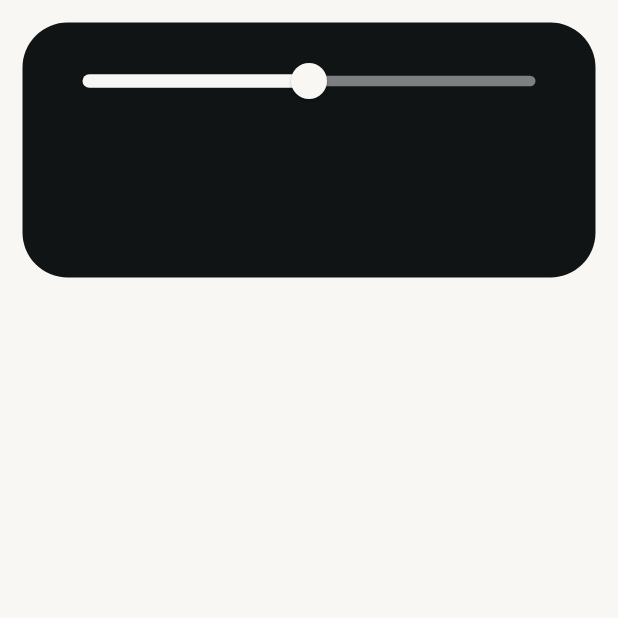
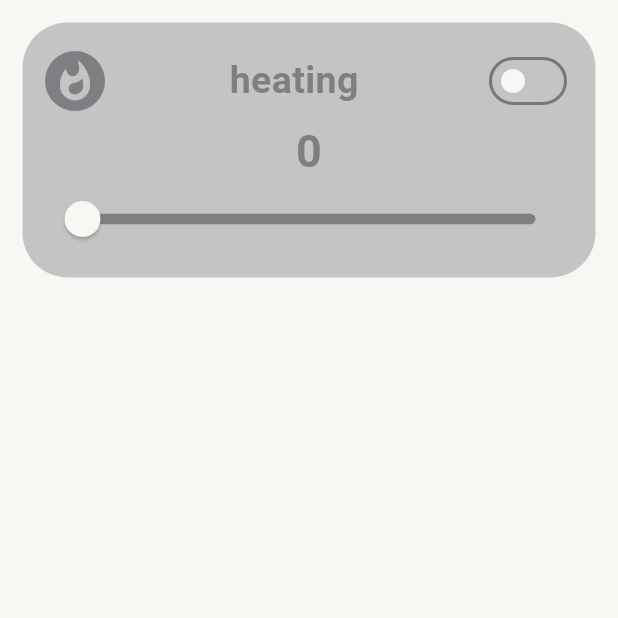
Before and after one commit to muxonn/smarthome-koiot, a Flutter app: the screen it shows after launch, on a phone screen of 412 x 824 dp, the top half of it. Run offline on Flutter 3.47's test engine with Material 3 defaults, Android fonts, the phone set to English and light mode, and no system bars; our stand-ins replace flutter_hooks, flutter_svg.

Commit message:
finished heating widget

```diff
--- a/lib/presentation/widgets/heating_widget.dart
+++ b/lib/presentation/widgets/heating_widget.dart
@@ -1,16 +1,27 @@
+import 'package:flutter/cupertino.dart';
 import 'package:flutter/material.dart';
+import 'package:flutter/widgets.dart';
 import 'package:flutter_hooks/flutter_hooks.dart';
 import 'package:smarthome_koiot/presentation/utils/colors.dart';
 
 class HeatingWidget extends HookWidget {
+  final double sliderMin = 0.0;
+  final double sliderMax = 100.0;
+
   const HeatingWidget({super.key});
 
   @override
   Widget build(BuildContext context) {
+    final state = useState<double>(0);
+    final isOn = useState(false);
 
-    final state = useState<double>(50);
-    void setSlider(double value){
-      state.value = value;
+    void setSlider(double value) {
+      isOn.value ? state.value = value : state.value = 0;
+    }
+
+    void toggleSwitch(bool value) {
+      isOn.value = !isOn.value;
+      state.value = 0;
     }
 
     return Scaffold(
@@ -21,32 +32,79 @@ class HeatingWidget extends HookWidget {
         width: double.infinity,
         decoration: BoxDecoration(
           borderRadius: const BorderRadius.all(Radius.circular(30)),
-          color: SHColors.black,
+          color: isOn.value ? SHColors.black : SHColors.lightGrey,
         ),
         child: Column(
           children: [
+            Row(
+              mainAxisAlignment: MainAxisAlignment.spaceBetween,
+              children: [
+              Container(
+                width: 40.0,
+                height: 40.0,
+                decoration: BoxDecoration(
+                  shape: BoxShape.circle,
+                  color: isOn.value ? SHColors.white : SHColors.darkGrey,
+                ),
+                child: Icon(
+                  Icons.whatshot,
+                  color: isOn.value ? SHColors.black : SHColors.lightGrey,
+                  size: 30.0,
+                ),
+              ),
+              Text(
+                "heating",
+                style: TextStyle(
+                  color: isOn.value ? SHColors.white : SHColors.darkGrey,
+                  fontSize: 25.0,
+                  fontWeight: FontWeight.bold,
+                ),
+              ),
+              Switch(
+                value: isOn.value,
+                onChanged: toggleSwitch,
+                inactiveThumbColor: SHColors.white,
+                inactiveTrackColor: SHColors.lightGrey,
+                activeTrackColor: SHColors.white,
+                activeColor: SHColors.black,
+              ),
+            ]),
+            const Spacer(),
+            Row(
+              mainAxisAlignment: MainAxisAlignment.center,
+              children: [
+
+              Text(
+                  "${state.value.toInt()}",
+                  style: TextStyle(
+                    color: isOn.value ? SHColors.white : SHColors.darkGrey,
+                    fontSize: 30.0,
+                    fontWeight: FontWeight.bold,
+                  ),
+                ),
+              ]
+
+
+            ),
             Row(
               mainAxisAlignment: MainAxisAlignment.center,
               children: [
                 SliderTheme(
                     data: SliderTheme.of(context).copyWith(
                       trackHeight: 7,
-                    thumbShape: const RoundSliderThumbShape(enabledThumbRadius: 12),
-
+                      thumbShape:
+                          const RoundSliderThumbShape(enabledThumbRadius: 12),
                     ),
                     child: SizedBox(
                         width: 350, // !!!!!!!!!!!!!!!!!!!!!!!!!!!!!!!!
                         child: Slider(
-                      min: 0.0,
-                      max: 100.0,
+                            min: sliderMin,
+                            max: sliderMax,
                             activeColor: SHColors.white,
                             thumbColor: SHColors.white,
                             inactiveColor: SHColors.darkGrey,
                             value: state.value,
-                      onChanged: setSlider
-                    )
-                  )
-                )
+                            onChanged: setSlider)))
               ],
             ),
           ],
```
Lines whose indentation alone changed are shown as unchanged.
